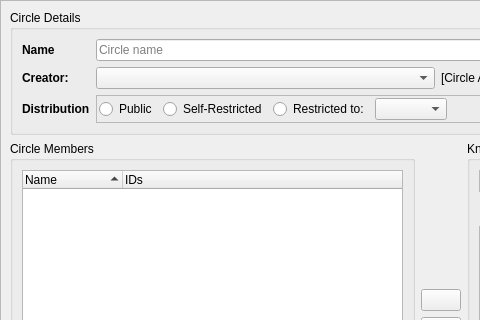
RetroShare/RetroShare, file retroshare-gui/src/gui/Circles/CreateCircleDialog.ui: the form before one commit; both pictures show x 0 to 480 and y 0 to 320 of the 881 by 515 pixel window.
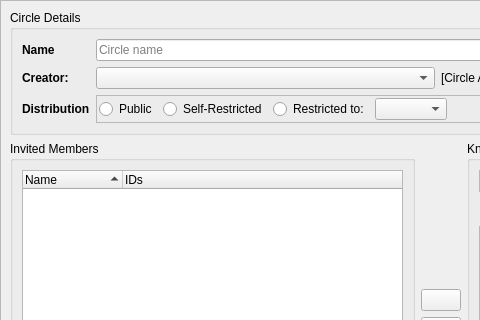
The form after the commit. Icons and pictures are not drawn. Custom widgets are drawn as their Qt base class.

Commit message: changed Members to Invited members in circle creation dialog

```diff
--- a/retroshare-gui/src/gui/Circles/CreateCircleDialog.ui
+++ b/retroshare-gui/src/gui/Circles/CreateCircleDialog.ui
@@ -53,7 +53,7 @@
         <item>
          <widget class="QGroupBox" name="groupBox_2">
           <property name="title">
-           <string>Circle Members</string>
+           <string>Invited Members</string>
           </property>
           <layout class="QVBoxLayout" name="verticalLayout_2">
            <item>
```
Left out of the diff: 33 changed lines with no effect on the pictures.
